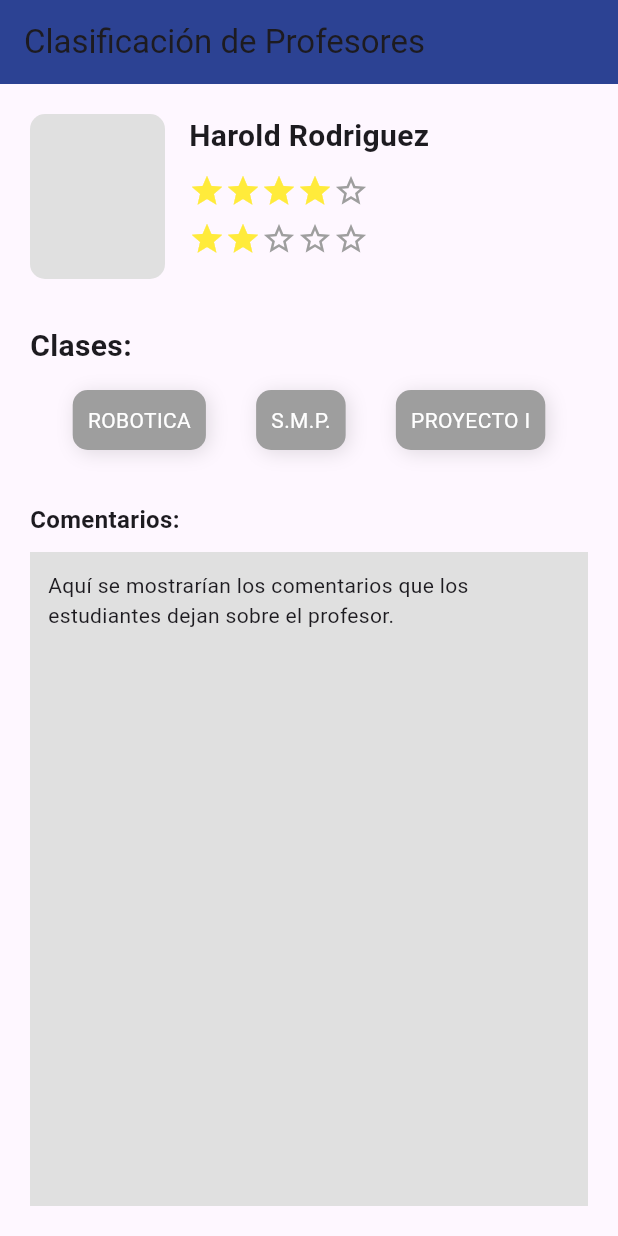
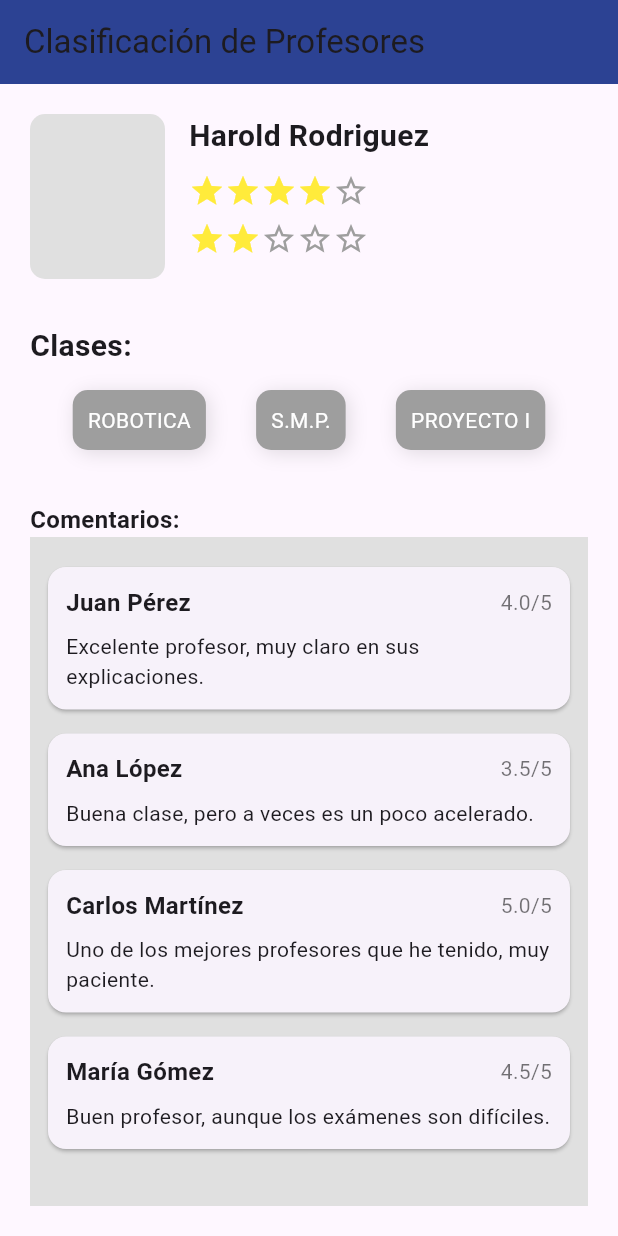
Before and after one commit to ISCOUTB/DH-VocesdelAula, a Flutter app: the ProfesorRatingPage screen opened directly, on a phone screen of 412 x 824 dp. Run offline on Flutter 3.47's test engine with Material 3 defaults, Android fonts, the phone set to English and light mode, and no system bars; our stand-ins replace shared_preferences; accounts and stored records are empty.

Commit message:
se mejoro la seccion de comentarios para que guarde mas informacion

```diff
--- a/lib/visualizacionProfesores.dart
+++ b/lib/visualizacionProfesores.dart
@@ -87,19 +87,7 @@ class ProfesorRatingPage extends StatelessWidget {
                 fontWeight: FontWeight.bold,
               ),
             ),
-            SizedBox(height: 10),
-            Expanded(
-              child: Container(
-                padding: EdgeInsets.all(12),
-                color: Colors.grey[300],
-                child: SingleChildScrollView(
-                  child: Text(
-                    'Aquí se mostrarían los comentarios que los estudiantes dejan sobre el profesor.',
-                    style: TextStyle(fontSize: 14),
-                  ),
-                ),
-              ),
-            ),
+            ComentariosList(),
           ],
         ),
       ),
@@ -166,3 +154,81 @@ class _HoverContainerState extends State<HoverContainer> {
     });
   }
 }
+
+class ComentariosList extends StatelessWidget {
+  // Ejemplo de datos de comentarios (puedes reemplazarlo por datos dinámicos)
+  final List<Map<String, dynamic>> comentarios = [
+    {
+      'nombre': 'Juan Pérez',
+      'rating': 4.0,
+      'comentario': 'Excelente profesor, muy claro en sus explicaciones.'
+    },
+    {
+      'nombre': 'Ana López',
+      'rating': 3.5,
+      'comentario': 'Buena clase, pero a veces es un poco acelerado.'
+    },
+    {
+      'nombre': 'Carlos Martínez',
+      'rating': 5.0,
+      'comentario': 'Uno de los mejores profesores que he tenido, muy paciente.'
+    },
+    {
+      'nombre': 'María Gómez',
+      'rating': 4.5,
+      'comentario': 'Buen profesor, aunque los exámenes son difíciles.'
+    },
+  ];
+
+  @override
+  Widget build(BuildContext context) {
+    return Expanded(
+      child: Container(
+        padding: EdgeInsets.all(12),
+        color: Colors.grey[300],
+        child: ListView.builder(
+          itemCount: comentarios.length,
+          itemBuilder: (context, index) {
+            final comentario = comentarios[index];
+            return Card(
+              margin: EdgeInsets.symmetric(vertical: 8),
+              child: Padding(
+                padding: const EdgeInsets.all(12.0),
+                child: Column(
+                  crossAxisAlignment: CrossAxisAlignment.start,
+                  children: [
+                    Row(
+                      mainAxisAlignment: MainAxisAlignment.spaceBetween,
+                      children: [
+                        Text(
+                          comentario['nombre'],
+                          style: TextStyle(
+                            fontWeight: FontWeight.bold,
+                            fontSize: 16,
+                          ),
+                        ),
+                        // Aquí se reemplaza las estrellas por el rating en número
+                        Text(
+                          '${comentario['rating'].toString()}/5',
+                          style: TextStyle(
+                            fontSize: 14,
+                            color: Colors.black54,
+                          ),
+                        ),
+                      ],
+                    ),
+                    SizedBox(height: 8),
+                    Text(
+                      comentario['comentario'],
+                      style: TextStyle(fontSize: 14),
+                    ),
+                  ],
+                ),
+              ),
+            );
+          },
+        ),
+      ),
+    );
+  }
+}
```
